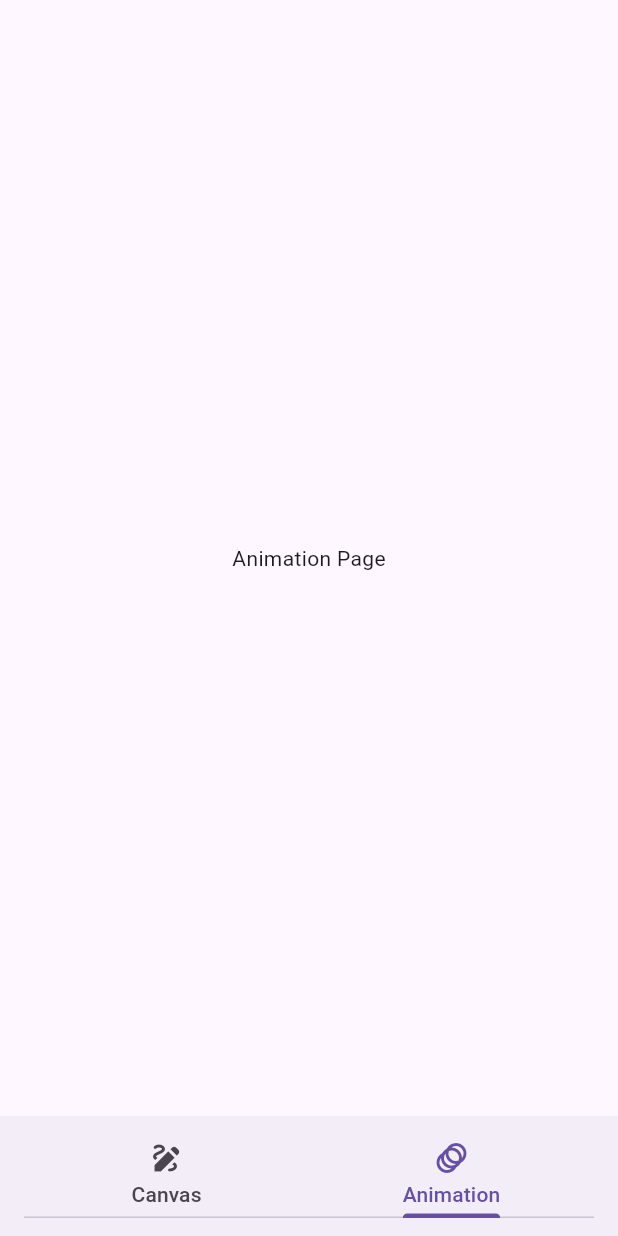
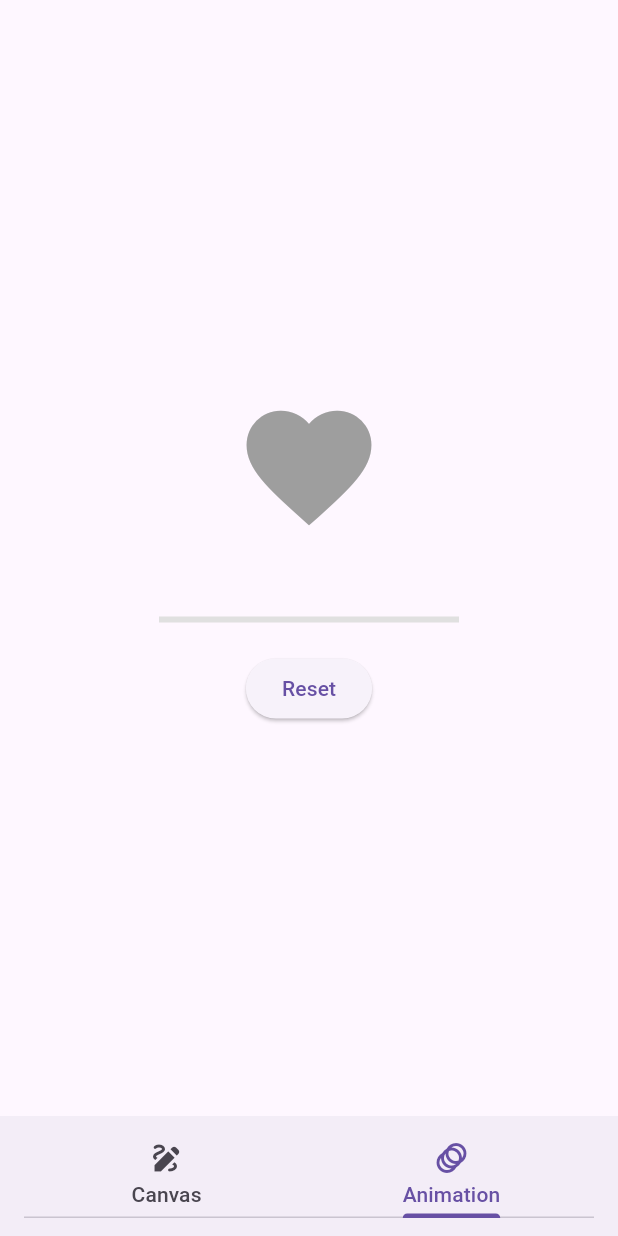
Before and after one commit to TranVuHung99/draw_canvas, a Flutter app: the screen it shows after launch, tab 2 chosen, on a phone screen of 412 x 824 dp. Run offline on Flutter 3.47's test engine with Material 3 defaults, Android fonts, the light colour scheme and no system bars; our stand-ins replace gallery_saver, screenshot.

Commit message:
feat: implement animation page

```diff
--- a/lib/animation_page.dart
+++ b/lib/animation_page.dart
@@ -1,14 +1,134 @@
 import 'package:flutter/material.dart';
 
-class AnimationPage extends StatelessWidget {
+class AnimationPage extends StatefulWidget {
   const AnimationPage({super.key});
 
   @override
+  State<AnimationPage> createState() => _AnimationPageState();
+}
+
+class _AnimationPageState extends State<AnimationPage>
+    with TickerProviderStateMixin {
+  late AnimationController _scaleController;
+  late Animation<double> _scaleAnimation;
+
+  late AnimationController _colorController;
+  late Animation<Color?> _colorAnimation;
+
+  late AnimationController _rotationController;
+  late Animation<double> _rotationAnimation;
+
+  double _progress = 0.0;
+
+  @override
+  void initState() {
+    super.initState();
+
+    // Scale Animation
+    _scaleController = AnimationController(
+      vsync: this,
+      duration: const Duration(milliseconds: 300),
+    );
+    _scaleAnimation = Tween<double>(begin: 1.0, end: 1.5).animate(
+      CurvedAnimation(parent: _scaleController, curve: Curves.easeInOut),
+    );
+
+    // Color Animation
+    _colorController = AnimationController(
+      vsync: this,
+      duration: const Duration(milliseconds: 300),
+    );
+    _colorAnimation = ColorTween(begin: Colors.grey, end: Colors.red).animate(_colorController);
+
+    // Rotation Animation
+    _rotationController = AnimationController(
+      vsync: this,
+      duration: const Duration(milliseconds: 300),
+    );
+    _rotationAnimation = Tween<double>(begin: 0.0, end: 0.2).animate(
+      CurvedAnimation(parent: _rotationController, curve: Curves.easeInOut),
+    );
+  }
+
+  @override
+  void dispose() {
+    _scaleController.dispose();
+    _colorController.dispose();
+    _rotationController.dispose();
+    super.dispose();
+  }
+
+  void _startAnimation() {
+    _scaleController.forward().then((_) {
+      _scaleController.reverse();
+    });
+    _colorController.forward();
+    _rotationController.forward().then((_) {
+      _rotationController.reverse();
+    });
+    setState(() {
+      if (_progress < 1.0) {
+        _progress += 0.1;
+      } else {
+        _progress = 1.0;
+      }
+    });
+  }
+
+  void _resetAnimation() {
+    _colorController.reset();
+    setState(() {
+      _progress = 0.0;
+    });
+  }
+
+  @override
   Widget build(BuildContext context) {
-    return const Scaffold(
+    return Scaffold(
       appBar: null,
       body: Center(
-        child: Text('Animation Page'),
+        child: Column(
+          mainAxisAlignment: MainAxisAlignment.center,
+          children: [
+            GestureDetector(
+              onTap: _startAnimation,
+              child: AnimatedBuilder(
+                animation: Listenable.merge([
+                  _scaleAnimation,
+                  _colorAnimation,
+                  _rotationAnimation,
+                ]),
+                builder: (context, child) {
+                  return Transform.scale(
+                    scale: _scaleAnimation.value,
+                    child: Transform.rotate(
+                      angle: _rotationAnimation.value,
+                      child: Icon(
+                        Icons.favorite,
+                        color: _colorAnimation.value,
+                        size: 100,
+                      ),
+                    ),
+                  );
+                },
+              ),
+            ),
+            const SizedBox(height: 50),
+            SizedBox(
+              width: 200,
+              child: LinearProgressIndicator(
+                value: _progress,
+                backgroundColor: Colors.grey[300],
+                valueColor: const AlwaysStoppedAnimation<Color>(Colors.red),
+              ),
+            ),
+            const SizedBox(height: 20),
+            ElevatedButton(
+              onPressed: _resetAnimation,
+              child: const Text('Reset'),
+            ),
+          ],
+        ),
       ),
     );
   }
```
Also changed, not shown: 1 other file.
